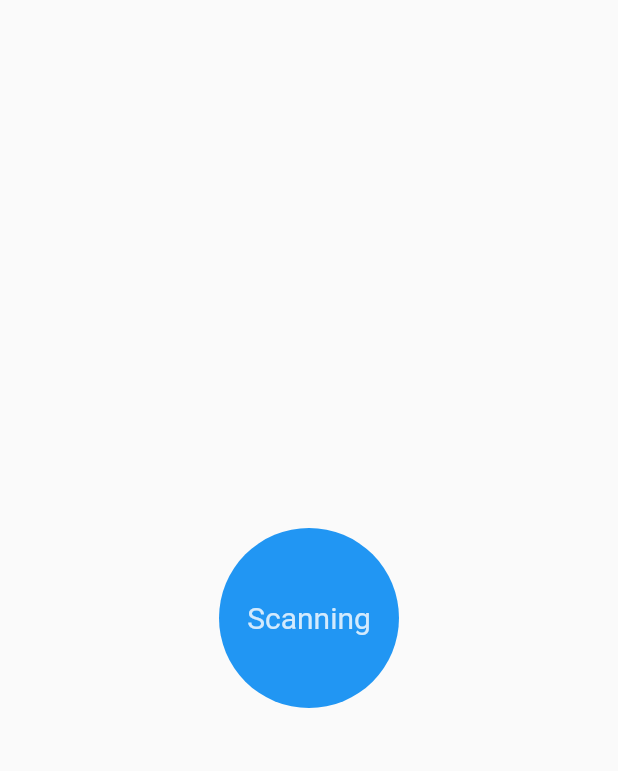
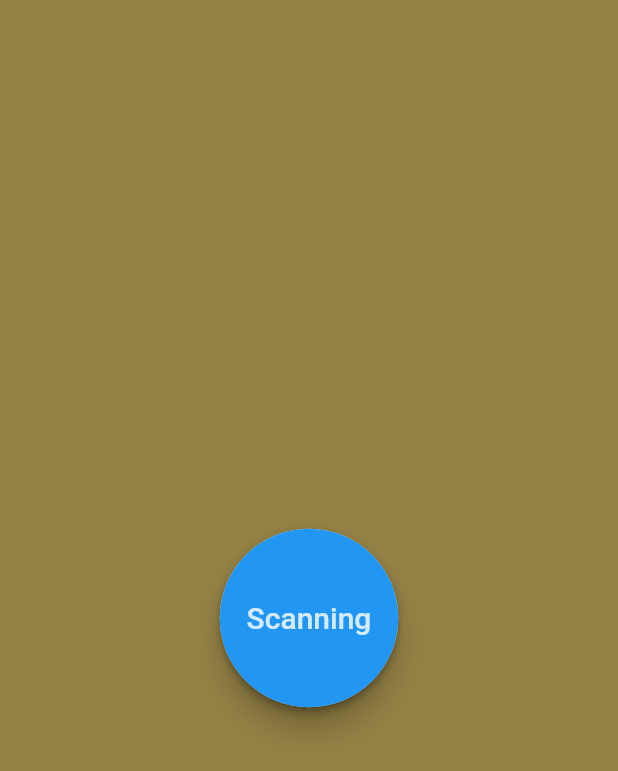
Before and after one commit to Korusuke/Extend, a Flutter app: the Scan screen opened by its route, on a phone screen of 412 x 824 dp. Shown: the top 771 px of the screen. Run offline on Flutter 3.47's test engine with Material 2 defaults, Android fonts, the phone set to English and light mode, and no system bars; drawn by our look-alikes of avatar_glow; our stand-ins replace fluttertoast; missing offline and left inert: ping_discover_network, wifi.

Commit message:
Adding some colors

```diff
--- a/lib/screens/align.dart
+++ b/lib/screens/align.dart
@@ -13,9 +13,9 @@ class _AlignScreenState extends State<AlignScreen> {
   void initState() {
     super.initState();
     if (globals.amIMaster) {
-      handleMaster();
+      // handleMaster();
     } else {
-      handleNode();
+      // handleNode();
     }
   }
 
--- a/lib/screens/scan.dart
+++ b/lib/screens/scan.dart
@@ -6,13 +6,14 @@ import 'package:ping_discover_network/ping_discover_network.dart';
 import 'package:mcan/globals.dart' as globals;
 import 'package:fluttertoast/fluttertoast.dart';
 import 'package:http/http.dart' as http;
+import 'package:avatar_glow/avatar_glow.dart';
 
 class Scan extends StatefulWidget {
   @override
   _ScanState createState() => _ScanState();
 }
 
-class _ScanState extends State<Scan> {
+class _ScanState extends State<Scan>  with SingleTickerProviderStateMixin{
   startServer() async {
     globals.server =
         await HttpServer.bind(InternetAddress.anyIPv4, globals.port);
@@ -149,9 +150,15 @@ class _ScanState extends State<Scan> {
     replyPeers();
   }
 
+  AnimationController _controller;
+
   @override
   void initState() {
     super.initState();
+    _controller = AnimationController(
+      duration: const Duration(seconds: 10),
+      vsync: this,
+    )..repeat();
     handler();
   }
 
@@ -161,24 +168,63 @@ class _ScanState extends State<Scan> {
     globals.server.close();
   }
 
+  Animatable<Color> background = TweenSequence<Color>([
+    TweenSequenceItem(
+      weight: 1.0,
+      tween: ColorTween(
+        begin: Colors.red,
+        end: Colors.green,
+      ),
+    ),
+    TweenSequenceItem(
+      weight: 1.0,
+      tween: ColorTween(
+        begin: Colors.green,
+        end: Colors.blue,
+      ),
+    ),
+    TweenSequenceItem(
+      weight: 1.0,
+      tween: ColorTween(
+        begin: Colors.blue,
+        end: Colors.pink,
+      ),
+    ),
+  ]);
+
   @override
   Widget build(BuildContext context) {
-    return Scaffold(
-        body: Center(
-      child: ClipOval(
-        child: Container(
-          color: Colors.blue,
-          height: 120.0, // height of the button
-          width: 120.0, // width of the button
-          child: Center(
-              child: Text(
-            'Scanning',
-            style:
-                TextStyle(color: Colors.white.withOpacity(0.8), fontSize: 20),
-          )),
-        ),
-      ),
-    ));
+    return AnimatedBuilder(
+        animation: _controller,
+        builder: (context, child) {
+          return Scaffold(
+              body: Container(
+                  color: background
+                      .evaluate(AlwaysStoppedAnimation(_controller.value)),
+                  child: Center(
+                      child: AvatarGlow(
+                    endRadius: 190.0, //required
+                    child: Material(
+                        //required
+                        elevation: 8.0,
+                        shape: CircleBorder(),
+                        child: RaisedButton(
+                          onPressed: () {
+                            Navigator.pop(context);
+                          },
+                          color: Colors.blue,
+                          textColor: Colors.white,
+                          child: Text(
+                            'Scanning',
+                            style: TextStyle(
+                                color: Colors.white.withOpacity(0.8),
+                                fontSize: 20),
+                          ),
+                          padding: EdgeInsets.all(48),
+                          shape: CircleBorder(),
+                        )),
+                  ))));
+        });
   }
 }
 
--- a/pubspec.yaml
+++ b/pubspec.yaml
@@ -21,6 +21,7 @@ dependencies:
   wifi: ^0.1.5
   fluttertoast: ^4.0.0
   http: ^0.12.0+4
+  avatar_glow: ^1.1.0
   flutter:
     sdk: flutter
 
```
Also changed, not shown: lib/main.dart (+51 -4 lines), pubspec.lock.
